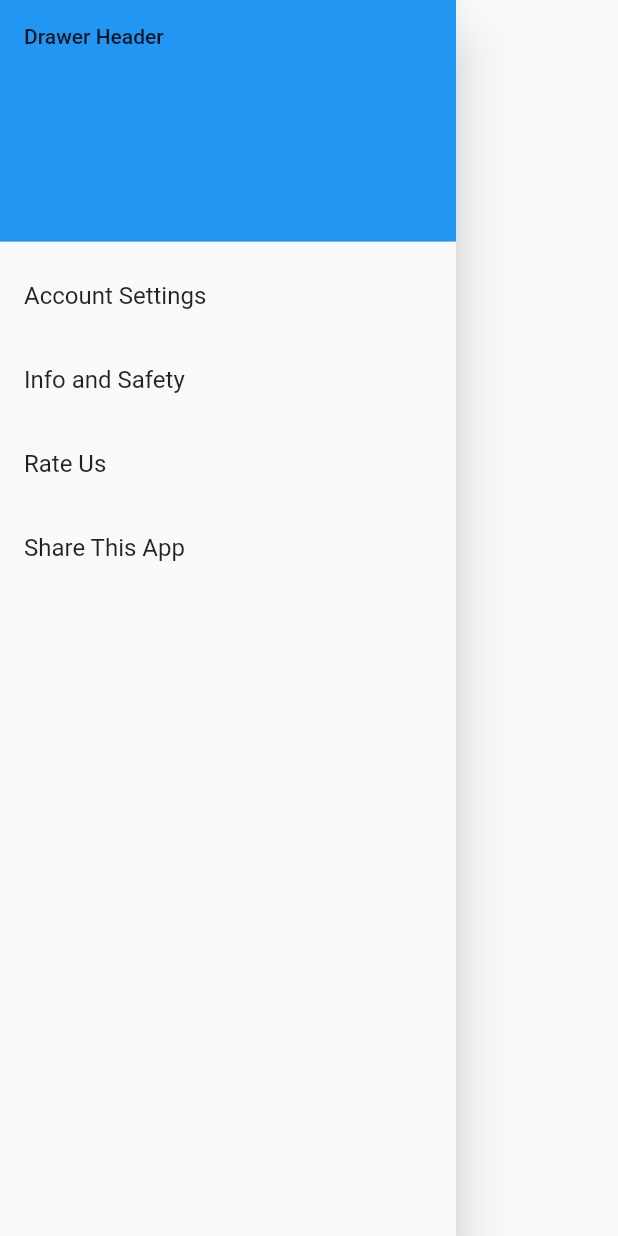
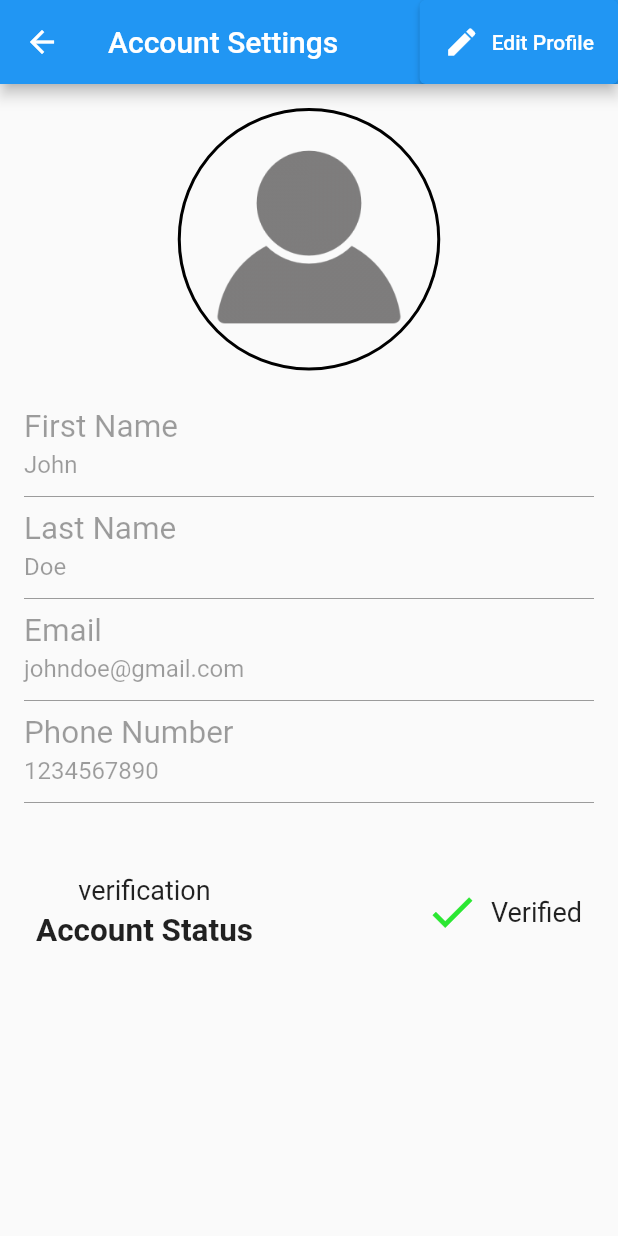
Before and after one commit to AliAbdalwahaab/Independent-tourist-application-Flexplore, a Flutter app: the RightSubMenu widget shown alone on an empty page, opened directly, after a tap on "Account Settings", on a phone screen of 412 x 824 dp. Run offline on Flutter 3.47's test engine with Material 2 defaults, Android fonts, the light colour scheme and no system bars; our stand-ins replace dotted_line, flutter_rating_bar, font_awesome_flutter, google_fonts.

Commit message:
adding account settings page and handle account setting on pressed on side menu

```diff
--- /dev/null
+++ b/lib/account_setting/accountSetting.dart
@@ -0,0 +1,199 @@
+import 'package:flutter/material.dart';
+
+class AccountSettingsPage extends StatefulWidget {
+  const AccountSettingsPage({super.key});
+
+  @override
+  State<AccountSettingsPage> createState() => _AccountSettingsPageState();
+}
+
+class _AccountSettingsPageState extends State<AccountSettingsPage> {
+  final TextEditingController firstNameController =
+      TextEditingController(text: 'John');
+  final TextEditingController lastNameController =
+      TextEditingController(text: 'Doe');
+  final TextEditingController emailController =
+      TextEditingController(text: 'johndoe@gmail.com');
+  final TextEditingController phoneNumberController =
+      TextEditingController(text: '1234567890');
+  bool isEditing = false;
+
+  @override
+  Widget build(BuildContext context) {
+    return Scaffold(
+      appBar: AppBar(
+        title: const Text("Account Settings"),
+        leading: IconButton(
+          icon: const Icon(Icons.arrow_back),
+          onPressed: () {
+            Navigator.pop(context);
+          },
+        ),
+        actions: [
+          ElevatedButton(
+            onPressed: () {
+              setState(() {
+                isEditing = true;
+              });
+            },
+            child: const Row(
+              mainAxisSize: MainAxisSize.min,
+              children: [
+                Icon(Icons.edit), // Edit icon
+                SizedBox(
+                    width: 8.0), // Add some space between the icon and text
+                Text("Edit Profile"),
+              ],
+            ),
+          ),
+        ],
+      ),
+      body: SingleChildScrollView(
+        // Wrap the Column in a SingleChildScrollView
+        child: Column(
+          children: [
+            const SizedBox(
+                height: 16.0), // Add some space between the top edges
+            Container(
+              width: 175.0,
+              height: 175.0,
+              decoration: BoxDecoration(
+                shape: BoxShape.circle, // Make the container circular
+                border: Border.all(
+                  color: Colors.black, // Border color
+                  width: 2.0, // Border width
+                ),
+              ),
+              child: Image.asset(
+                'assets/images/profile2.png', // Replace with your image asset path
+                fit:
+                    BoxFit.cover, // Make the image cover the circular container
+              ),
+            ),
+            Padding(
+              padding: const EdgeInsets.all(16.0),
+              child: Column(
+                children: [
+                  TextField(
+                    controller: firstNameController,
+                    decoration: const InputDecoration(
+                      labelText: 'First Name',
+                      labelStyle: TextStyle(fontSize: 28.0),
+                    ),
+                    enabled:
+                        isEditing, // Set this property to false to make it uneditable
+                  ),
+                  TextField(
+                    controller: lastNameController,
+                    decoration: InputDecoration(
+                        labelText: 'Last Name',
+                        labelStyle: const TextStyle(fontSize: 28.0),
+                        enabled: isEditing),
+                  ),
+                  TextField(
+                    controller: emailController,
+                    decoration: InputDecoration(
+                        labelText: 'Email',
+                        labelStyle: const TextStyle(fontSize: 28.0),
+                        enabled: isEditing),
+                  ),
+                  TextField(
+                    controller: phoneNumberController,
+                    keyboardType: TextInputType.number,
+                    decoration: InputDecoration(
+                        labelText: 'Phone Number',
+                        labelStyle: const TextStyle(fontSize: 28.0),
+                        enabled: isEditing),
+                  ),
+                  const SizedBox(
+                    height: 8.0,
+                  ), // Add some space between the text fields and buttons
+                  if (isEditing)
+                    ElevatedButton(
+                      onPressed: () {
+                        // Disable editing mode
+                        setState(() {
+                          isEditing = false;
+                        });
+
+                        // Show a dialog to indicate that changes are saved
+                        showDialog(
+                          context: context,
+                          builder: (BuildContext context) {
+                            return AlertDialog(
+                              title: const Text("Changes Saved"),
+                              content: const Text(
+                                  "Your profile changes have been saved."),
+                              actions: [
+                                ElevatedButton(
+                                  onPressed: () {
+                                    Navigator.of(context)
+                                        .pop(); // Close the dialog
+                                  },
+                                  child: const Text("OK"),
+                                ),
+                              ],
+                            );
+                          },
+                        );
+                      },
+                      child: const Text("Save Profile"),
+                    ),
+                ],
+              ),
+            ),
+            const Padding(
+              padding: EdgeInsets.all(24.0),
+              child: Row(
+                children: [
+                  Column(
+                    children: [
+                      Text(
+                        'verification',
+                        style: TextStyle(
+                          fontSize: 18.0, // Adjust the font size as needed
+                          // Make the text bold
+                        ),
+                        textAlign: TextAlign.left,
+                      ),
+                      SizedBox(height: 4.0), // Add some space between the text
+                      Text(
+                        'Account Status',
+                        style: TextStyle(
+                          fontSize: 21.0, // Adjust the font size as needed
+                          fontWeight: FontWeight.bold, // Make the text bold
+                        ),
+                      ),
+                    ],
+                  ),
+                  Spacer(),
+                  Row(
+                    mainAxisSize: MainAxisSize.min,
+                    children: [
+                      Icon(
+                        Icons.check,
+                        color: Color.fromARGB(
+                            255, 43, 231, 50), // Set the icon color to green
+                        size:
+                            36.0, // Set the icon size to 36.0 (adjust as needed)
+                      ),
+                      SizedBox(
+                          width:
+                              8.0), // Add some space between the icon and text
+                      Text(
+                        "Verified",
+                        style: TextStyle(
+                          fontSize: 18.0, // Enlarge the text font size
+                        ),
+                      ),
+                    ],
+                  ),
+                ],
+              ),
+            ),
+          ],
+        ),
+      ),
+    );
+  }
+}
--- a/lib/main.dart
+++ b/lib/main.dart
@@ -1,4 +1,6 @@
 import 'package:flutter/material.dart';
+import 'package:indeoendent_tourist_app_main/account_setting/accountSetting.dart';
+import 'package:indeoendent_tourist_app_main/homePage.dart';
 //feedpack page
 
 import 'login_page.dart'; // Login page -- Fares
@@ -26,7 +28,7 @@ class MyApp extends StatelessWidget {
     return const MaterialApp(
       debugShowCheckedModeBanner: false,
       title: 'Flutter Demo',
-      home: LoginPage(),
+      home: HomePage(),
     );
   }
 }
--- a/lib/side_menu.dart
+++ b/lib/side_menu.dart
@@ -1,4 +1,5 @@
 import 'package:flutter/material.dart';
+import 'package:indeoendent_tourist_app_main/account_setting/accountSetting.dart';
 
 class RightSubMenu extends StatelessWidget {
   const RightSubMenu({
@@ -17,32 +18,35 @@ class RightSubMenu extends StatelessWidget {
         padding: EdgeInsets.zero,
         children: [
           const DrawerHeader(
-            decoration: BoxDecoration(
-              color: Colors.blue
-            ),
-              child: Text("Drawer Header")
-          ),
+              decoration: BoxDecoration(color: Colors.blue),
+              child: Text("Drawer Header")),
           ListTile(
             title: const Text("Account Settings"),
-            onTap: (){
-              //TODO CODE TO ACCOUNT SETTINGS GOES HERE
+            onTap: () {
+              Navigator.push(
+                context,
+                MaterialPageRoute(
+                  builder: (context) => AccountSettingsPage(),
+                  settings: RouteSettings(name: 'AccountSettingsPage'),
+                ),
+              );
             },
           ),
           ListTile(
             title: const Text("Info and Safety"),
-            onTap: (){
+            onTap: () {
               //TODO CODE TO INFO AND SAFETY GOES HERE
             },
           ),
           ListTile(
             title: const Text("Rate Us"),
-            onTap: (){
+            onTap: () {
               //TODO CODE FOR RATING US GOES HERE
             },
           ),
           ListTile(
             title: const Text("Share This App"),
-            onTap: (){
+            onTap: () {
               //TODO CODE TO SHARING THE APP GOES HERE
             },
           ),
--- a/pubspec.yaml
+++ b/pubspec.yaml
@@ -69,6 +69,7 @@ flutter:
     - assets/images/elmoezz.jpg
     - assets/images/dog.png
     - assets/images/cavechurch.jpg
+    - assets/images/profile2.png
 
   # An image asset can refer to one or more resolution-specific "variants", see
   # https://flutter.dev/assets-and-images/#resolution-aware
```
Also changed, not shown: assets/images/profile2.png (added).
